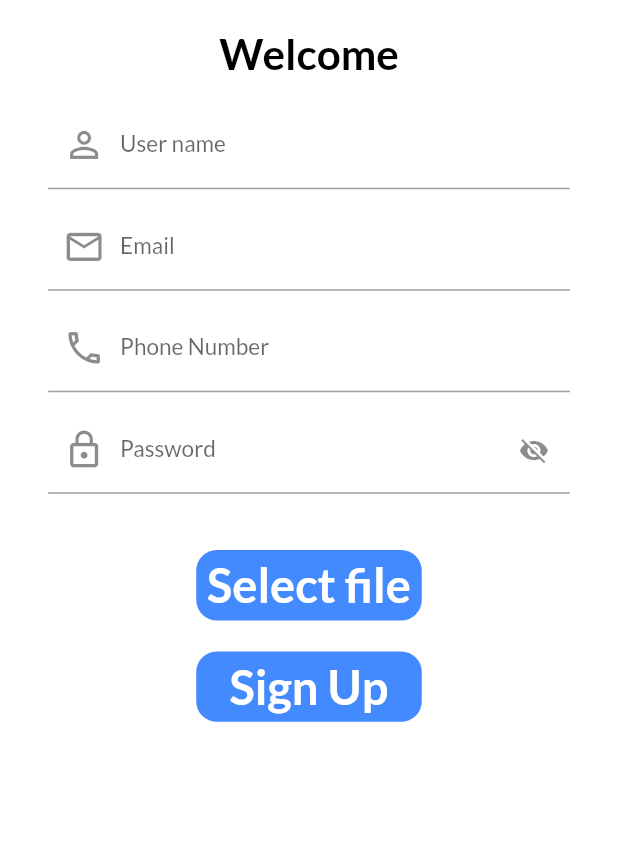
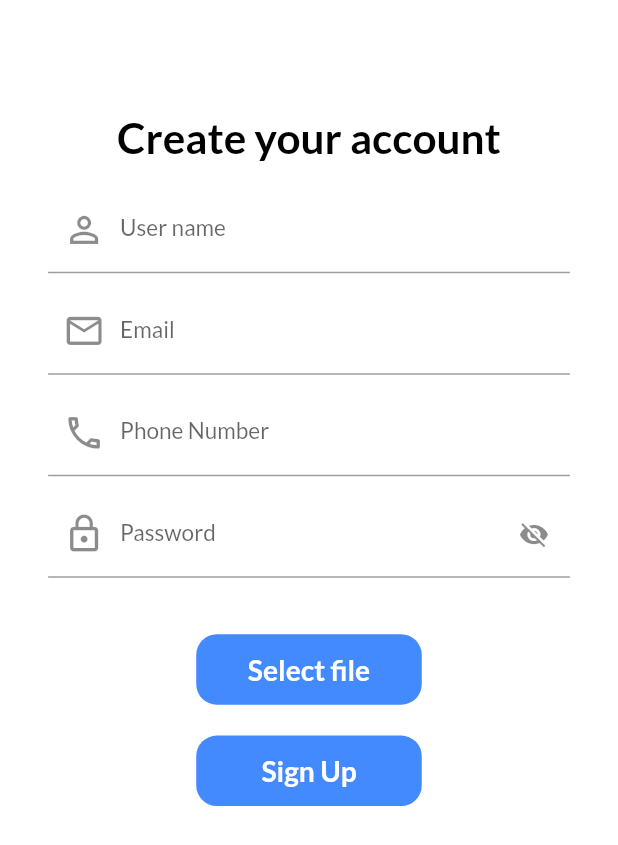
Before and after one commit to gobind-singh21/notes_application, a Flutter app: the screen it shows after launch, after a tap on "Login", after a tap on "Don't have an account? Register here.", on a phone screen of 412 x 824 dp. Shown: the top 845 px of the screen. Run offline on Flutter 3.47's test engine with Material 2 defaults, Android fonts, the phone set to English and light mode, and no system bars; our stand-ins replace cloud_firestore, dots_indicator, file_picker, firebase_auth, firebase_core, firebase_storage and 5 more; accounts and stored records are empty; network calls fail.

Commit message:
modified:   lib/app_widgets/button.dart 	modified:   lib/app_widgets/home_widgets/home_header.dart 	modified:   lib/app_widgets/home_widgets/list_item.dart 	modified:   lib/screens/home_screen.dart 	modified:   lib/screens/login_screen.dart 	modified:   lib/screens/signup_screen.dart

```diff
--- a/lib/app_widgets/button.dart
+++ b/lib/app_widgets/button.dart
@@ -17,7 +17,7 @@ class MyButton extends StatelessWidget {
         color: Colors.blueAccent,
         borderRadius: BorderRadius.circular(_borderRadius),
       ),
-      child: HeadingText(_buttonText, _height / 1.5, null, Colors.white),
+      child: HeadingText(_buttonText, _height / 2.5, null, Colors.white),
     );
   }
 }
--- a/lib/app_widgets/home_widgets/list_item.dart
+++ b/lib/app_widgets/home_widgets/list_item.dart
@@ -101,7 +101,7 @@ class ListItem extends StatelessWidget {
                             ":${_product.getRating()} (${_product.getNumberOfReviews()}) Reviews",
                             13,
                             null,
-                            Colors.black,
+                            Colors.grey,
                           ),
                         ],
                       ),
--- a/lib/screens/login_screen.dart
+++ b/lib/screens/login_screen.dart
@@ -48,13 +48,13 @@ class _LoginScreenState extends State<LoginScreen> {
             child: Column(
               children: [
                 SizedBox(
-                  height: screenHeight / 43.85,
+                  height: screenHeight / 10,
                 ),
                 HeadingText(
-                  "Create your account",
+                  "Welcome",
                   screenHeight / 29.233,
                   null,
-                  Colors.white,
+                  Colors.black,
                 ),
                 Padding(
                   padding: EdgeInsets.symmetric(
@@ -82,7 +82,7 @@ class _LoginScreenState extends State<LoginScreen> {
                         ),
                         validator: (value) {
                           if (value!.isEmpty) {
-                            return "User name cannot be empty";
+                            return "Email cannot be empty";
                           }
                           return null;
                         },
@@ -136,6 +136,9 @@ class _LoginScreenState extends State<LoginScreen> {
                           screenWidth / 30,
                         ),
                       ),
+                      SizedBox(
+                        height: screenHeight / 87.7,
+                      ),
                       TextButton(
                           onPressed: () {
                             Navigator.push(
--- a/lib/screens/signup_screen.dart
+++ b/lib/screens/signup_screen.dart
@@ -28,6 +28,11 @@ class _SignUpScreenState extends State<SignUpScreen> {
     }
 
     pickedFile = await Cropper.cropSquareImage(File(result.files.first.path!));
+
+    Fluttertoast.showToast(
+      msg: 'File added successfully',
+      toastLength: Toast.LENGTH_LONG,
+    );
   }
 
   Future uploadFile() async {
@@ -75,10 +80,10 @@ class _SignUpScreenState extends State<SignUpScreen> {
           child: Column(
             children: [
               SizedBox(
-                height: Dimensions.screenHeight / 43.85,
+                height: Dimensions.screenHeight / 11,
               ),
-              HeadingText("Welcome", Dimensions.screenHeight / 29.233, null,
-                  Colors.black),
+              HeadingText("Create your account",
+                  Dimensions.screenHeight / 29.23, null, Colors.black),
               Padding(
                 padding: EdgeInsets.symmetric(
                   vertical: Dimensions.screenHeight / 54.8125,
@@ -88,6 +93,7 @@ class _SignUpScreenState extends State<SignUpScreen> {
                   children: [
                     TextFormField(
                       controller: _nameController,
+                      textCapitalization: TextCapitalization.words,
                       keyboardType: TextInputType.name,
                       decoration: InputDecoration(
                         hintText: "Enter user name",
```
Also changed, not shown: lib/app_widgets/home_widgets/home_header.dart (+8 -8 lines), lib/screens/home_screen.dart (+23 -21 lines).
